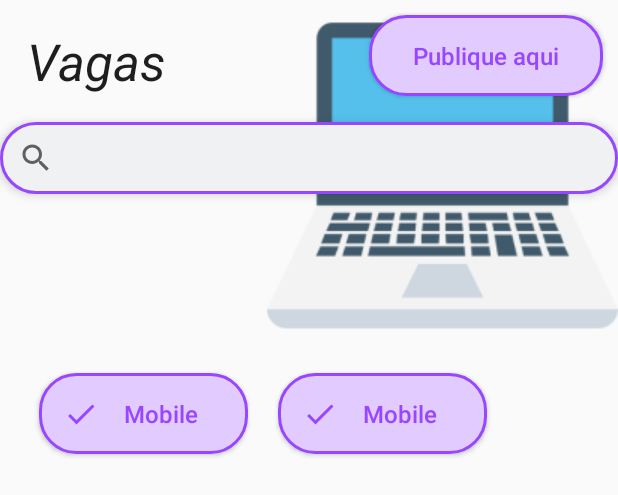
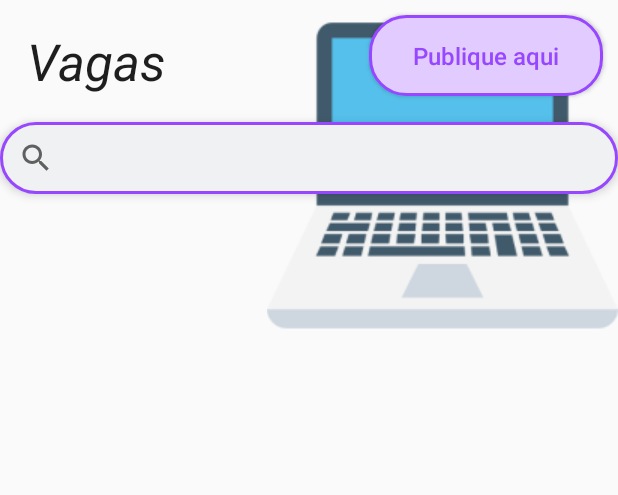
Before and after one commit to Erick-Saraiva/Developer-Experience-Mobile, an Android app: the layout fragment_vagas.xml on its own in the app's theme, with its tools: preview values and no code run, on a phone screen of 412 x 824 dp. Shown: the top 495 px of the screen. Run offline under Robolectric (Android 15) with nearby library versions, the phone set to English and light mode, and no system bars.

Commit message:
feat: updating recicle view

```diff
--- a/Dxkotlin/app/src/main/java/com/example/dx_kotlin/CadastroUsuario.kt
+++ b/Dxkotlin/app/src/main/java/com/example/dx_kotlin/CadastroUsuario.kt
@@ -17,7 +17,7 @@ import retrofit2.Callback
 import retrofit2.Response
 import java.util.*
 
-class CadastroUsuario : AppCompatActivity() {
+class   CadastroUsuario : AppCompatActivity() {
     lateinit var tvAutenticacao: TextView
     lateinit var btnBack: Button
 
--- a/Dxkotlin/app/src/main/java/com/example/dx_kotlin/Utilities/ApiEmpresa.kt
+++ b/Dxkotlin/app/src/main/java/com/example/dx_kotlin/Utilities/ApiEmpresa.kt
@@ -13,7 +13,7 @@ interface ApiEmpresa {
     fun post(@Body empresa: Empresa) : Call<Empresa>
 
     @POST("empresas/login/{usuario}/{senha}")
-    fun postLogin(@Path("usuario")usuario:String, @Path("senha")senha:String) : Call<Boolean>
+    fun postLogin(@Path("usuario")usuario:String, @Path("senha")senha:String) : Call<Empresa>
 
     @GET("empresas/sessao/{usuario}")
     fun getEmpresaSession(@Path("usuario") usuario: String?) : Call<Empresa>
--- a/Dxkotlin/app/src/main/java/com/example/dx_kotlin/Utilities/ApiUsuario.kt
+++ b/Dxkotlin/app/src/main/java/com/example/dx_kotlin/Utilities/ApiUsuario.kt
@@ -11,7 +11,7 @@ interface ApiUsuario {
 
 
     @POST("usuarios/login/{usuario}/{senha}")
-    fun postLogin(@Path("usuario")usuario:String, @Path("senha")senha:String) : Call<Boolean>
+    fun postLogin(@Path("usuario")usuario:String, @Path("senha")senha:String) : Call<Usuario>
 
     @GET("usuarios/sessao/{usuario}")
     fun getUsuarioSession(@Path("usuario") usuario: String?) : Call<Usuario>
--- a/Dxkotlin/app/src/main/java/com/example/dx_kotlin/Utilities/Apis.kt
+++ b/Dxkotlin/app/src/main/java/com/example/dx_kotlin/Utilities/Apis.kt
@@ -5,7 +5,7 @@ import retrofit2.converter.gson.GsonConverterFactory
 
 object Apis {
 
-    var BASE_URL = "http://10.18.7.59:8080/"
+    var BASE_URL = "http://10.18.6.185:8080/"
     fun getApiUsuario(): ApiUsuario {
         val retrofit = Retrofit.Builder()
             .addConverterFactory(GsonConverterFactory.create())
--- a/Dxkotlin/app/src/main/java/com/example/dx_kotlin/VagasFragment.kt
+++ b/Dxkotlin/app/src/main/java/com/example/dx_kotlin/VagasFragment.kt
@@ -25,11 +25,11 @@ class VagasFragment : Fragment() {
 
     private val listaVagas = mutableListOf<Vaga>()
 
-
     fun carregarListaDeVagas() {
         listaVagas.add(Vaga(1, 100.0, "SR", "vaga loka", "c#", 2, "https://www.sptech.school/assets/images/logos/sptech_logo.png"))
         listaVagas.add(Vaga(11, 15450.0, "JR", "vaga rferfref", "JS", 2, "http://pudim.com.br/pudim.jpg"))
         listaVagas.add(Vaga(122, 6500.0, "PL", "va btr  tga l oka", "Cobol", 2, "https://www.sptech.school/assets/images/logos/parceiras/Accenture.png"))
+        listaVagas.add(Vaga(122, 6500.0, "PL", "teste123  tga l oka", "Cobol", 2, "https://www.sptech.school/assets/images/logos/parceiras/Accenture.png"))
         vagaAdapter.notifyDataSetChanged()
     }
 
@@ -48,9 +48,9 @@ class VagasFragment : Fragment() {
         carregarListaDeVagas()
 
         // recuperar a informacao do usuario da shared preferences
-        val isEmpresa = false
+       // val isEmpresa = false
 
-        view.findViewById<Button>(R.id.btn_publicar_vaga).visibility = if (isEmpresa) View.VISIBLE else View.GONE
+       // view.findViewById<Button>(R.id.btn_publicar_vaga).visibility = if (isEmpresa) View.VISIBLE else View.GONE
         // se ficar estranho com GONE, usar INVISIBLE
     }
 
--- a/Dxkotlin/app/src/main/res/layout/fragment_vagas.xml
+++ b/Dxkotlin/app/src/main/res/layout/fragment_vagas.xml
@@ -55,50 +55,13 @@
             android:id="@+id/btn_publicar_vaga"
             ></ImageView>
 
-        <LinearLayout
-            android:layout_width="match_parent"
-            android:layout_height="160dp"
-            android:layout_below="@id/searchView"
-            android:layout_marginTop="109dp"
-            android:layout_marginLeft="16dp"
-            android:layout_marginRight="16dp"
-            android:id="@+id/linear_btns"
-            >
 
-            <Button
-                android:id="@+id/btn_cadastro"
-                android:layout_width="139dp"
-                android:layout_height="54dp"
-                android:layout_centerHorizontal="true"
-                android:layout_margin="10dp"
-                android:background="@drawable/rounded_button"
-                android:drawableLeft="@drawable/baseline_check_24"
-                android:padding="16dp"
-                android:text="Mobile"
-                android:textAllCaps="false"
-                android:textColor="@color/btn_vagas_selected"
-                android:textSize="16sp" />
-
-            <Button
-                android:layout_width="139dp"
-                android:layout_height="54dp"
-                android:layout_centerHorizontal="true"
-                android:layout_margin="10dp"
-                android:background="@drawable/rounded_button"
-                android:drawableLeft="@drawable/baseline_check_24"
-                android:padding="16dp"
-                android:text="Mobile"
-                android:textAllCaps="false"
-                android:textColor="@color/btn_vagas_selected"
-                android:textSize="16sp" />
-
-        </LinearLayout>
 
         <androidx.recyclerview.widget.RecyclerView
             android:id="@+id/rv_vagas"
             android:layout_width="match_parent"
             android:layout_height="match_parent"
-            android:layout_below="@id/linear_btns"
+            android:layout_below="@id/btn_publicar_vaga"
             />
 
 
```
Also changed, not shown: Dxkotlin/app/src/main/AndroidManifest.xml (+5 -6 lines), Dxkotlin/app/src/main/java/com/example/dx_kotlin/MainActivity.kt (+38 -91 lines), Dxkotlin/app/src/main/res/layout/card_vaga.xml (+14 -6 lines).
